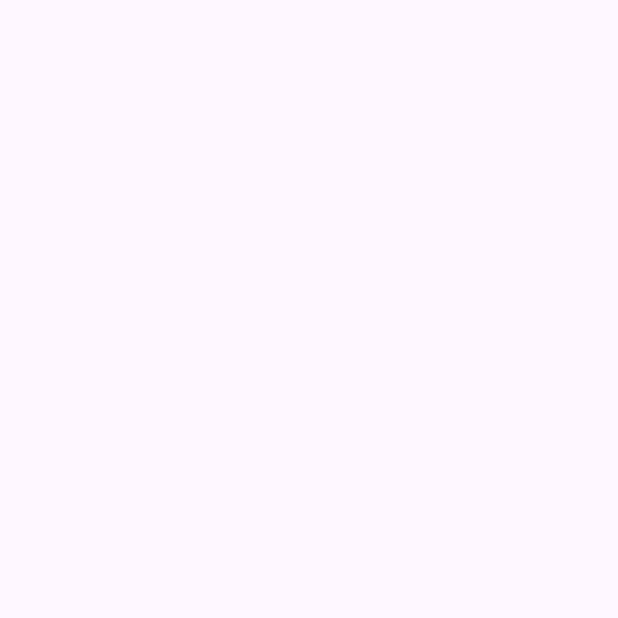
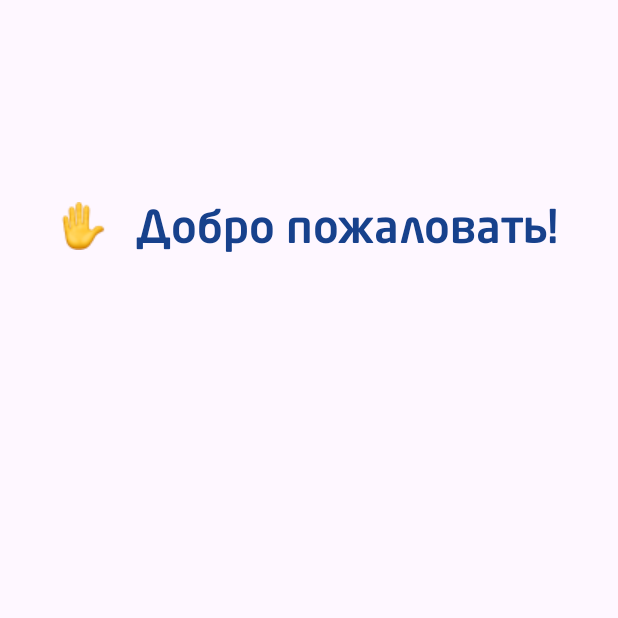
Before and after one commit to meserygamer/AndroidExam, an Android app: the screen it shows after launch (AuthActivity), on a phone screen of 412 x 824 dp, the top half of it. Before the commit the part shown is empty. Run offline under Robolectric (Android 15) with nearby library versions, the phone set to English and light mode, and no system bars.

Commit message:
Добавлены цвета и шрифты используемые в проекте

```diff
--- a/app/src/main/res/layout/activity_auth.xml
+++ b/app/src/main/res/layout/activity_auth.xml
@@ -6,6 +6,38 @@
     android:layout_height="match_parent"
     tools:context=".AuthActivity">
 
+    <RelativeLayout
+        android:layout_width="wrap_content"
+        android:layout_height="wrap_content"
+        app:layout_constraintTop_toTopOf="parent"
+        app:layout_constraintLeft_toLeftOf="parent"
+        app:layout_constraintRight_toRightOf="parent"
+        android:layout_marginTop="132dp">
 
+        <!--Иконка ладони-->
+        <ImageView
+            android:id="@+id/AuthActivityHandClapIcon"
+            android:layout_width="wrap_content"
+            android:layout_centerVertical="true"
+            android:layout_height="wrap_content"
+            android:src="@drawable/ios_handclap"/>
+
+        <!--Приветсвенное сообщение-->
+        <TextView
+            android:id="@+id/AuthActivityWelcomeMessage"
+            android:layout_toRightOf="@id/AuthActivityHandClapIcon"
+            android:layout_centerVertical="true"
+            android:layout_width="wrap_content"
+            android:layout_height="wrap_content"
+            android:layout_marginLeft="19dp"
+
+            android:text="Добро пожаловать!"
+            android:textSize="30sp"
+            android:textFontWeight="500"
+            android:textColor="@color/handler_color"
+            android:fontFamily="@font/neo_sans_pro_medium"
+            />
+
+    </RelativeLayout>
 
 </androidx.constraintlayout.widget.ConstraintLayout>
--- a/app/src/main/res/values/colors.xml
+++ b/app/src/main/res/values/colors.xml
@@ -2,4 +2,6 @@
 <resources>
     <color name="black">#FF000000</color>
     <color name="white">#FFFFFFFF</color>
+    <color name="handler_color">#17418C</color>
+    <color name="regular_color">#4CBBBF</color>
 </resources>
```
Also changed, not shown: app/src/main/res/font/neo_sans_pro_medium.ttf (added), app/src/main/res/font/neo_sans_pro_regular.ttf (added).
